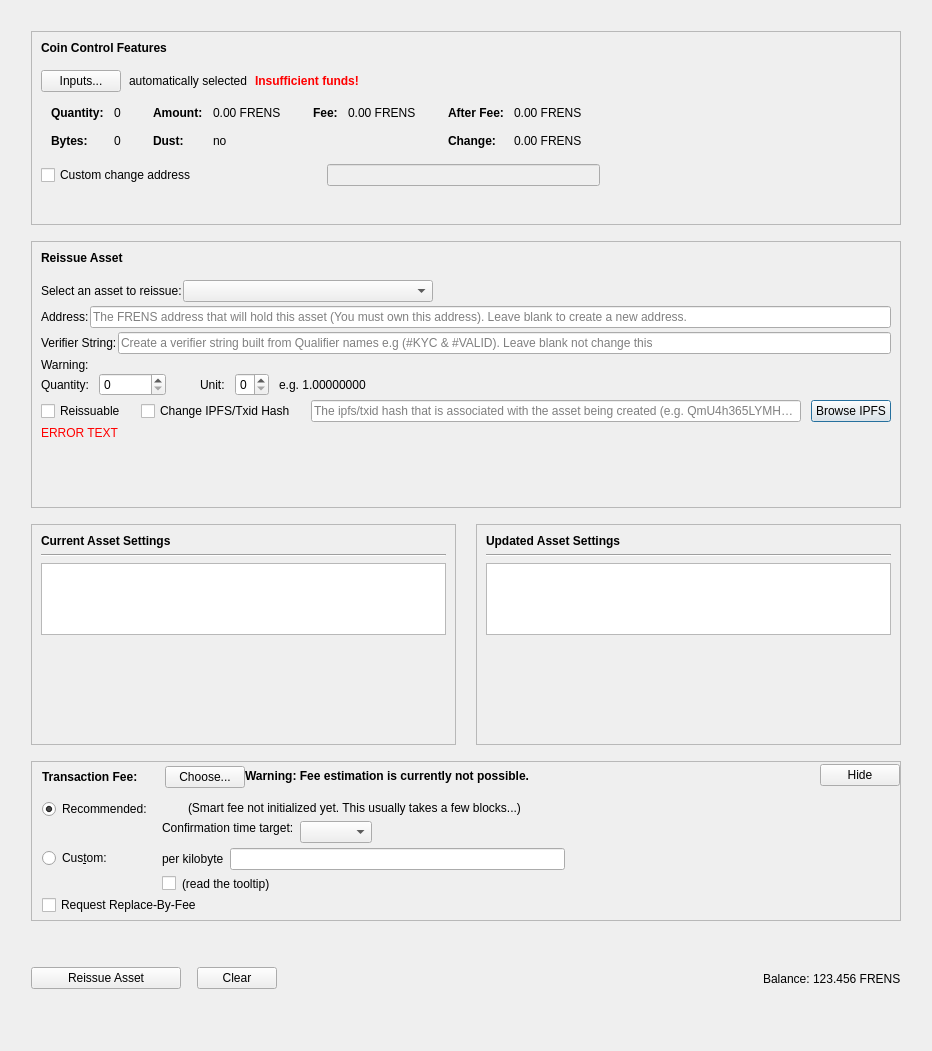
Before: the Qt Designer form src/qt/forms/reissueassetdialog.ui in gramtoco/friendcoin, drawn with Qt 5.
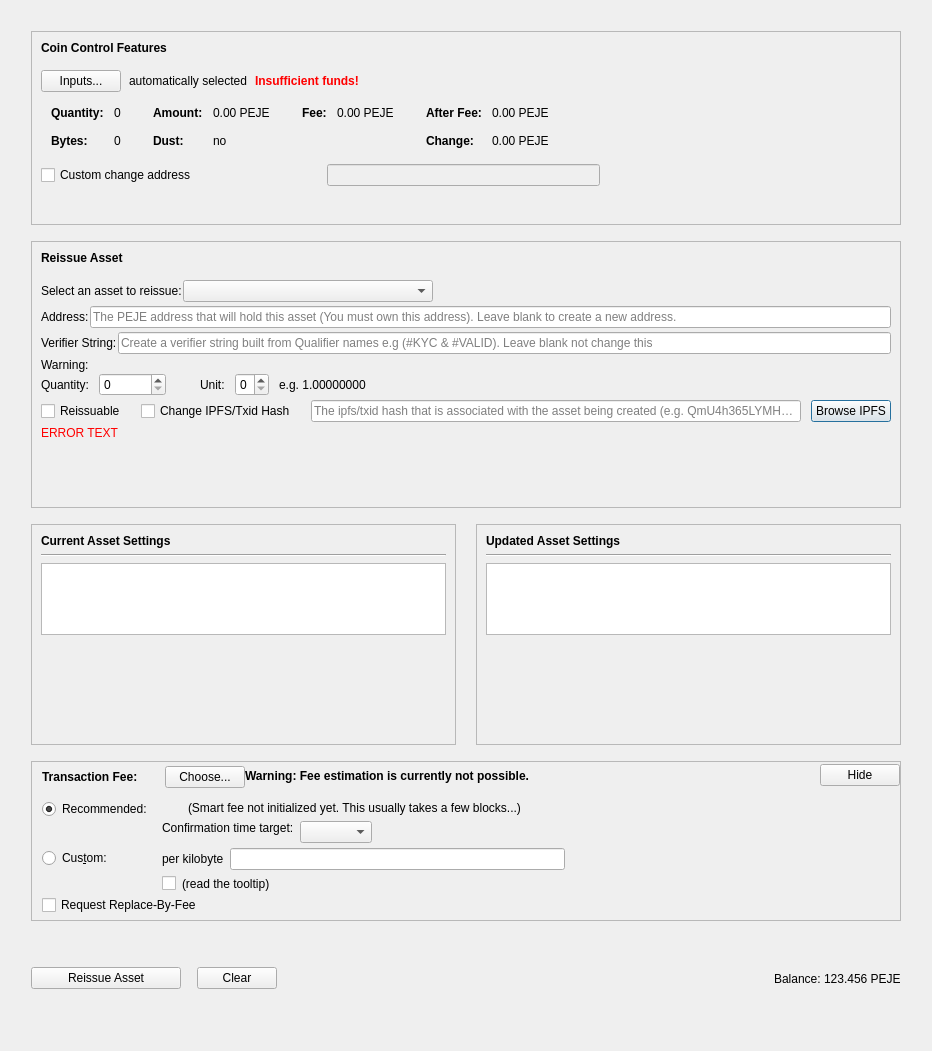
After: the same form once the commit is applied. Custom widgets are drawn as their Qt base class.

Diff of the .ui file:
```diff
--- a/src/qt/forms/reissueassetdialog.ui
+++ b/src/qt/forms/reissueassetdialog.ui
@@ -338,7 +338,7 @@
                     <enum>Qt::ActionsContextMenu</enum>
                    </property>
                    <property name="text">
-                    <string notr="true">0.00 FRENS</string>
+                    <string notr="true">0.00 PEJE</string>
                    </property>
                    <property name="textInteractionFlags">
                     <set>Qt::LinksAccessibleByMouse|Qt::TextSelectableByKeyboard|Qt::TextSelectableByMouse</set>
@@ -418,7 +418,7 @@
                     <enum>Qt::ActionsContextMenu</enum>
                    </property>
                    <property name="text">
-                    <string notr="true">0.00 FRENS</string>
+                    <string notr="true">0.00 PEJE</string>
                    </property>
                    <property name="textInteractionFlags">
                     <set>Qt::LinksAccessibleByMouse|Qt::TextSelectableByKeyboard|Qt::TextSelectableByMouse</set>
@@ -469,7 +469,7 @@
                     <enum>Qt::ActionsContextMenu</enum>
                    </property>
                    <property name="text">
-                    <string notr="true">0.00 FRENS</string>
+                    <string notr="true">0.00 PEJE</string>
                    </property>
                    <property name="textInteractionFlags">
                     <set>Qt::LinksAccessibleByMouse|Qt::TextSelectableByKeyboard|Qt::TextSelectableByMouse</set>
@@ -498,7 +498,7 @@
                     <enum>Qt::ActionsContextMenu</enum>
                    </property>
                    <property name="text">
-                    <string notr="true">0.00 FRENS</string>
+                    <string notr="true">0.00 PEJE</string>
                    </property>
                    <property name="textInteractionFlags">
                     <set>Qt::LinksAccessibleByMouse|Qt::TextSelectableByKeyboard|Qt::TextSelectableByMouse</set>
@@ -750,7 +750,7 @@
                <string/>
               </property>
               <property name="placeholderText">
-               <string>The FRENS address that will hold this asset (You must own this address). Leave blank to create a new address.</string>
+               <string>The PEJE address that will hold this asset (You must own this address). Leave blank to create a new address.</string>
               </property>
              </widget>
             </item>
@@ -1714,7 +1714,7 @@
          <item>
           <widget class="QLabel" name="labelBalance">
            <property name="text">
-            <string>123.456 FRENS</string>
+            <string>123.456 PEJE</string>
            </property>
           </widget>
          </item>
```
Left out of the diff: 10 changed lines with no effect on the pictures.
